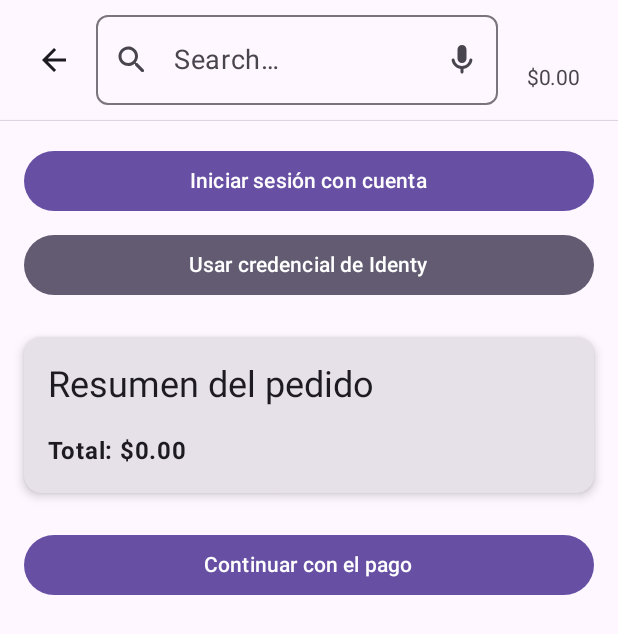
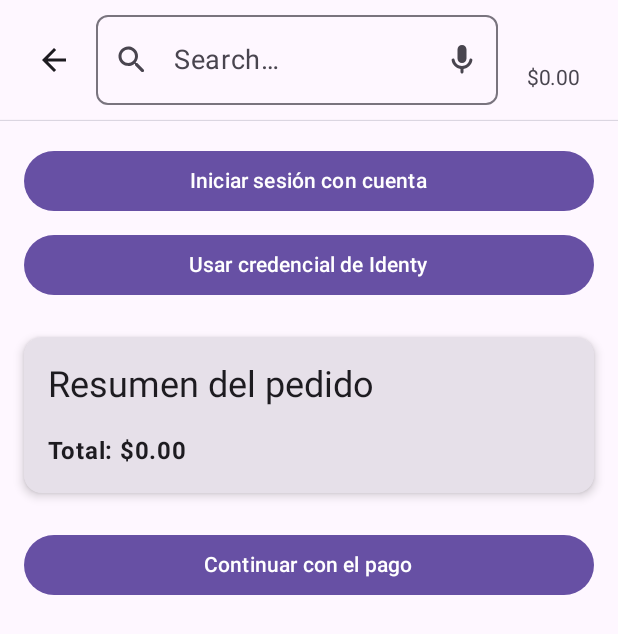
Before and after one commit to antoniomp17/Shop, an Android app built with Jetpack Compose: the PaymentScreen screen opened through its navigation route, after a tap on "Usar credencial de Identy", on a phone screen of 412 x 824 dp. Shown: the top 634 px of the screen. Run offline under Robolectric (Android 15) with nearby library versions, the phone set to English and light mode, and no system bars; our stand-ins replace Dagger/Hilt's generated code; 1 other tap on this screen came first.

Commit message:
#33 -> PaymentScreen and VerifyService refactor
- Refactored PaymentScreen buttons to remove explicit color settings.
- Updated the base URL for the VerifyService in NetworkVerifyModule.
- Refactored the creation of the presentation request in VerifyRepositoryImpl.
- Implemented detailed request credentials, filters and constraints in VerifiyService.

```diff
--- a/app/src/main/java/com/mp98/shop/core/data/api/di/NetworkVerifyModule.kt
+++ b/app/src/main/java/com/mp98/shop/core/data/api/di/NetworkVerifyModule.kt
@@ -27,7 +27,7 @@
     @Named("verifyRetrofit")
     fun provideRetrofit(@Named("verifyOkHttp") okHttpClient: OkHttpClient): Retrofit {
         return Retrofit.Builder()
-            .baseUrl("http://192.168.1.138:7003/")
+            .baseUrl("http://192.168.1.43:7003/")
             .client(okHttpClient)
             .addConverterFactory(GsonConverterFactory.create())
             .build()
--- a/app/src/main/java/com/mp98/shop/core/data/api/repositories/VerifyRepositoryImpl.kt
+++ b/app/src/main/java/com/mp98/shop/core/data/api/repositories/VerifyRepositoryImpl.kt
@@ -2,9 +2,8 @@
 
 import android.net.Uri
 import android.util.Log
-import com.mp98.shop.core.data.api.service.CredentialRequest
-import com.mp98.shop.core.data.api.service.PresentationRequest
 import com.mp98.shop.core.data.api.service.VerifyService
+import com.mp98.shop.core.data.api.service.createPresentationRequest
 import com.mp98.shop.core.domain.repositories.VerifyRepository
 import kotlinx.coroutines.delay
 import org.json.JSONObject
@@ -15,11 +14,7 @@
 ) : VerifyRepository {
     override suspend fun generatePresentationRequest(): Result<Pair<String, String?>> {
         try {
-            val request = PresentationRequest(
-                requestCredentials = listOf(
-                    CredentialRequest(format = "jwt_vc_json", type = "DocumentId")
-                )
-            )
+            val request = createPresentationRequest()
 
             val response = verifyService.initOidcPresentationSession(request = request)
 
--- a/app/src/main/java/com/mp98/shop/core/data/api/service/VerifiyService.kt
+++ b/app/src/main/java/com/mp98/shop/core/data/api/service/VerifiyService.kt
@@ -27,6 +27,112 @@
 )
 
 data class CredentialRequest(
-    val format: String,
-    val type: String
+    @SerializedName("format")
+    val format: String = "vc+sd-jwt",
+    @SerializedName("vct")
+    val vct: String,
+    @SerializedName("input_descriptor")
+    val inputDescriptor: InputDescriptor
 )
+
+data class InputDescriptor(
+    @SerializedName("id")
+    val id: String,
+    @SerializedName("format")
+    val format: Map<String, Any>,
+    @SerializedName("constraints")
+    val constraints: Constraints
+)
+
+data class Constraints(
+    @SerializedName("fields")
+    val fields: List<Field>,
+    @SerializedName("limit_disclosure")
+    val limitDisclosure: String = "required"
+)
+
+data class Field(
+    @SerializedName("path")
+    val path: List<String>,
+    @SerializedName("filter")
+    val filter: Filter
+)
+
+data class Filter(
+    @SerializedName("type")
+    val type: String,
+    @SerializedName("pattern")
+    val pattern: String
+)
+
+fun createPresentationRequest(): PresentationRequest {
+    return PresentationRequest(
+        requestCredentials = listOf(
+            CredentialRequest(
+                vct = "ContactCredential",
+                inputDescriptor = InputDescriptor(
+                    id = "ContactCredential",
+                    format = mapOf("vc+sd-jwt" to emptyMap<String, Any>()),
+                    constraints = Constraints(
+                        fields = listOf(
+                            Field(
+                                path = listOf("$.credentialSubject.Email"),
+                                filter = Filter(type = "string", pattern = ".*")
+                            )
+                        )
+                    )
+                )
+            ),
+            CredentialRequest(
+                vct = "BankCredential",
+                inputDescriptor = InputDescriptor(
+                    id = "BankCredential",
+                    format = mapOf("vc+sd-jwt" to emptyMap<String, Any>()),
+                    constraints = Constraints(
+                        fields = listOf(
+                            Field(
+                                path = listOf("$.credentialSubject.Card Number"),
+                                filter = Filter(type = "string", pattern = "\\d{16}")
+                            ),
+                            Field(
+                                path = listOf("$.credentialSubject.Card Holder"),
+                                filter = Filter(type = "string", pattern = ".*")
+                            ),
+                            Field(
+                                path = listOf("$.credentialSubject.Card Expiration Date"),
+                                filter = Filter(type = "string", pattern = "\\d{2}/\\d{2}")
+                            ),
+                            Field(
+                                path = listOf("$.credentialSubject.Card CVV"),
+                                filter = Filter(type = "string", pattern = "\\d{3}")
+                            )
+                        )
+                    )
+                )
+            ),
+            CredentialRequest(
+                vct = "DocumentId",
+                inputDescriptor = InputDescriptor(
+                    id = "DocumentId",
+                    format = mapOf("vc+sd-jwt" to emptyMap<String, Any>()),
+                    constraints = Constraints(
+                        fields = listOf(
+                            Field(
+                                path = listOf("$.credentialSubject.First Name"),
+                                filter = Filter(type = "string", pattern = ".*")
+                            ),
+                            Field(
+                                path = listOf("$.credentialSubject.Last Name"),
+                                filter = Filter(type = "string", pattern = ".*")
+                            ),
+                            Field(
+                                path = listOf("$.credentialSubject.Address"),
+                                filter = Filter(type = "string", pattern = ".*")
+                            )
+                        )
+                    )
+                )
+            )
+        )
+    )
+}
--- a/app/src/main/java/com/mp98/shop/core/presentation/screens/payment/PaymentScreen.kt
+++ b/app/src/main/java/com/mp98/shop/core/presentation/screens/payment/PaymentScreen.kt
@@ -42,10 +42,6 @@
     ) {
         Button(
             onClick = { selectedMethod = "login" },
-            colors = ButtonDefaults.buttonColors(
-                if (selectedMethod == "login") MaterialTheme.colorScheme.secondary
-                else MaterialTheme.colorScheme.primary
-            ),
             modifier = Modifier.fillMaxWidth()
         ) {
             Text("Iniciar sesión con cuenta")
@@ -58,10 +54,6 @@
                 selectedMethod = "identy"
                 cartViewModel.initVerifierSession()
             },
-            colors = ButtonDefaults.buttonColors(
-                if (selectedMethod == "identy") MaterialTheme.colorScheme.secondary
-                else MaterialTheme.colorScheme.primary
-            ),
             modifier = Modifier.fillMaxWidth()
         ) {
             Text("Usar credencial de Identy")
```
